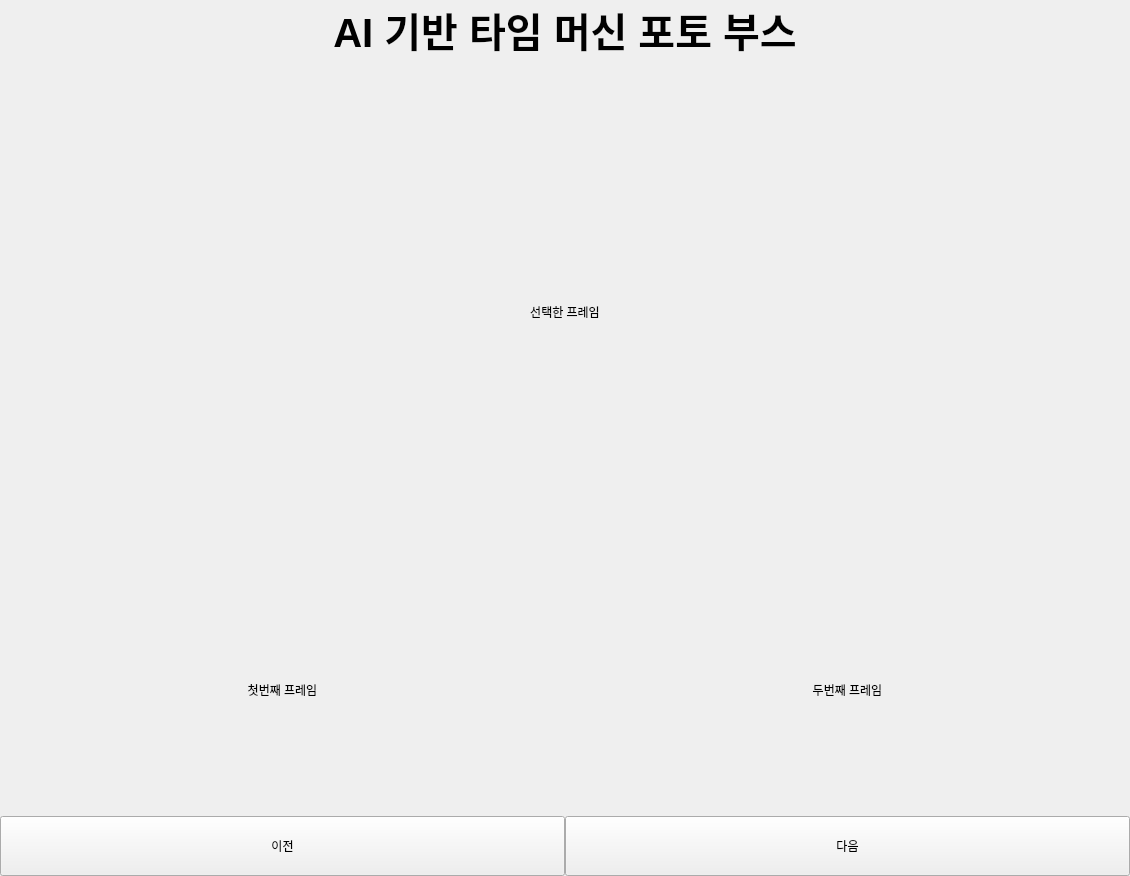
This is ui/5.ui in kyh131230/time_machine_cam as Qt 5 draws it before an edit. The edited form follows.
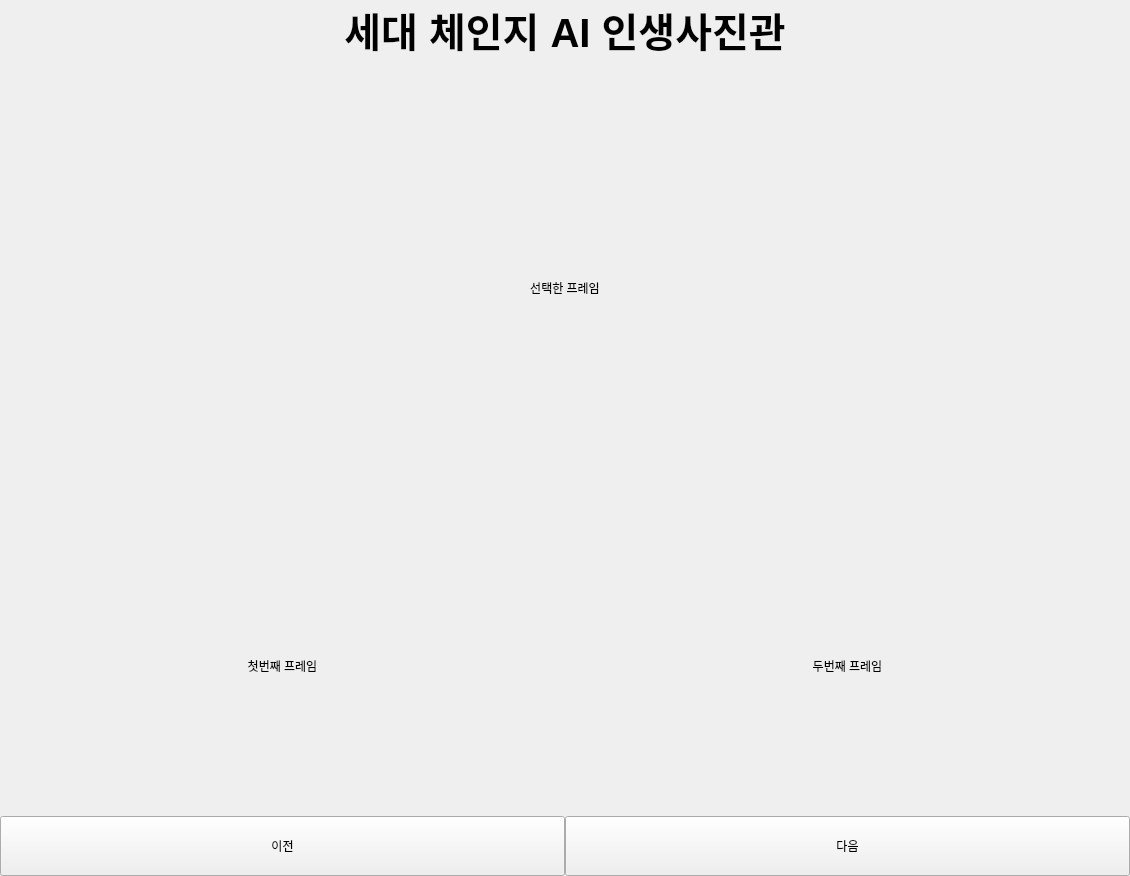
This is the edited form. Custom widgets are drawn as their Qt base class.

Patch:
```diff
--- a/ui/5.ui
+++ b/ui/5.ui
@@ -13,7 +13,7 @@
   <property name="windowTitle">
    <string>Form</string>
   </property>
-  <layout class="QGridLayout" name="gridLayout" rowstretch="0,2,1,0">
+  <layout class="QGridLayout" name="gridLayout" rowstretch="0,3,1,0">
    <property name="leftMargin">
     <number>0</number>
    </property>
@@ -39,7 +39,7 @@
       </font>
      </property>
      <property name="text">
-      <string>AI 기반 타임 머신 포토 부스</string>
+      <string>세대 체인지 AI 인생사진관</string>
      </property>
      <property name="alignment">
       <set>Qt::AlignCenter</set>
@@ -60,6 +60,12 @@
     <layout class="QHBoxLayout" name="horizontalLayout">
      <item>
       <widget class="ClickableLabel" name="frame_opt_1">
+       <property name="minimumSize">
+        <size>
+         <width>0</width>
+         <height>300</height>
+        </size>
+       </property>
        <property name="text">
         <string>첫번째 프레임</string>
        </property>
@@ -70,6 +76,12 @@
      </item>
      <item>
       <widget class="ClickableLabel" name="frame_opt_2">
+       <property name="minimumSize">
+        <size>
+         <width>0</width>
+         <height>300</height>
+        </size>
+       </property>
        <property name="text">
         <string>두번째 프레임</string>
        </property>
```
